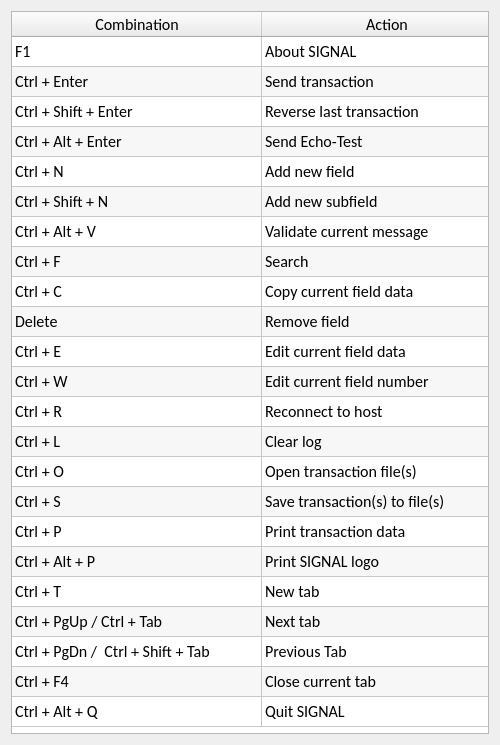
Old version of the form common/gui/forms/hotkeys.ui in the repository FedorIvanov37/sv-terminal.
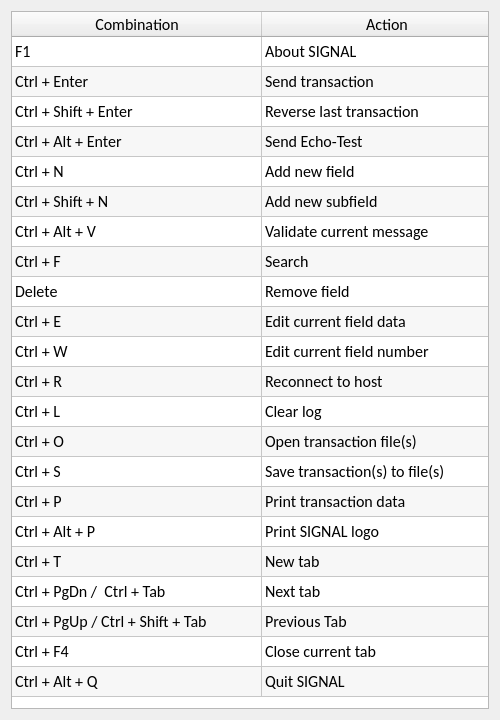
New version of the form.

Commit message: Hotkeys correction in doc and hint window, small update of the doc

What changed in the file:
```diff
--- a/common/gui/forms/hotkeys.ui
+++ b/common/gui/forms/hotkeys.ui
@@ -7,7 +7,7 @@
     <x>0</x>
     <y>0</y>
     <width>500</width>
-    <height>745</height>
+    <height>720</height>
    </rect>
   </property>
   <property name="sizePolicy">
@@ -19,13 +19,13 @@
   <property name="minimumSize">
    <size>
     <width>500</width>
-    <height>745</height>
+    <height>720</height>
    </size>
   </property>
   <property name="maximumSize">
    <size>
     <width>500</width>
-    <height>745</height>
+    <height>720</height>
    </size>
   </property>
   <property name="windowTitle">
@@ -140,11 +140,6 @@
        <string>Ctrl + F</string>
       </property>
      </row>
-     <row>
-      <property name="text">
-       <string>Ctrl + C</string>
-      </property>
-     </row>
      <row>
       <property name="text">
        <string>Delete</string>
@@ -307,150 +302,140 @@
      </item>
      <item row="8" column="0">
       <property name="text">
-       <string>Ctrl + C</string>
+       <string>Delete</string>
       </property>
      </item>
      <item row="8" column="1">
       <property name="text">
-       <string>Copy current field data</string>
+       <string>Remove field</string>
       </property>
      </item>
      <item row="9" column="0">
       <property name="text">
-       <string>Delete</string>
+       <string>Ctrl + E</string>
       </property>
      </item>
      <item row="9" column="1">
       <property name="text">
-       <string>Remove field</string>
+       <string>Edit current field data</string>
       </property>
      </item>
      <item row="10" column="0">
       <property name="text">
-       <string>Ctrl + E</string>
+       <string>Ctrl + W</string>
       </property>
      </item>
      <item row="10" column="1">
       <property name="text">
-       <string>Edit current field data</string>
+       <string>Edit current field number</string>
       </property>
      </item>
      <item row="11" column="0">
       <property name="text">
-       <string>Ctrl + W</string>
+       <string>Ctrl + R</string>
       </property>
      </item>
      <item row="11" column="1">
       <property name="text">
-       <string>Edit current field number</string>
+       <string>Reconnect to host</string>
       </property>
      </item>
      <item row="12" column="0">
       <property name="text">
-       <string>Ctrl + R</string>
+       <string>Ctrl + L</string>
       </property>
      </item>
      <item row="12" column="1">
       <property name="text">
-       <string>Reconnect to host</string>
+       <string>Clear log</string>
       </property>
      </item>
      <item row="13" column="0">
       <property name="text">
-       <string>Ctrl + L</string>
+       <string>Ctrl + O</string>
       </property>
      </item>
      <item row="13" column="1">
       <property name="text">
-       <string>Clear log</string>
+       <string>Open transaction file(s)</string>
       </property>
      </item>
      <item row="14" column="0">
       <property name="text">
-       <string>Ctrl + O</string>
+       <string>Ctrl + S</string>
       </property>
      </item>
      <item row="14" column="1">
       <property name="text">
-       <string>Open transaction file(s)</string>
+       <string>Save transaction(s) to file(s)</string>
       </property>
      </item>
      <item row="15" column="0">
       <property name="text">
-       <string>Ctrl + S</string>
+       <string>Ctrl + P</string>
       </property>
      </item>
      <item row="15" column="1">
       <property name="text">
-       <string>Save transaction(s) to file(s)</string>
+       <string>Print transaction data</string>
       </property>
      </item>
      <item row="16" column="0">
       <property name="text">
-       <string>Ctrl + P</string>
+       <string>Ctrl + Alt + P</string>
       </property>
      </item>
      <item row="16" column="1">
       <property name="text">
-       <string>Print transaction data</string>
+       <string>Print SIGNAL logo</string>
       </property>
      </item>
      <item row="17" column="0">
       <property name="text">
-       <string>Ctrl + Alt + P</string>
+       <string>Ctrl + T</string>
       </property>
      </item>
      <item row="17" column="1">
       <property name="text">
-       <string>Print SIGNAL logo</string>
+       <string>New tab</string>
       </property>
      </item>
      <item row="18" column="0">
       <property name="text">
-       <string>Ctrl + T</string>
+       <string>Ctrl + PgDn /  Ctrl + Tab</string>
       </property>
      </item>
      <item row="18" column="1">
       <property name="text">
-       <string>New tab</string>
+       <string>Next tab</string>
       </property>
      </item>
      <item row="19" column="0">
       <property name="text">
-       <string>Ctrl + PgUp / Ctrl + Tab</string>
+       <string>Ctrl + PgUp / Ctrl + Shift + Tab</string>
       </property>
      </item>
      <item row="19" column="1">
       <property name="text">
-       <string>Next tab</string>
+       <string>Previous Tab</string>
       </property>
      </item>
      <item row="20" column="0">
       <property name="text">
-       <string>Ctrl + PgDn /  Ctrl + Shift + Tab</string>
+       <string>Ctrl + F4</string>
       </property>
      </item>
      <item row="20" column="1">
       <property name="text">
-       <string>Previous Tab</string>
+       <string>Close current tab</string>
       </property>
      </item>
      <item row="21" column="0">
       <property name="text">
-       <string>Ctrl + F4</string>
+       <string>Ctrl + Alt + Q</string>
       </property>
      </item>
      <item row="21" column="1">
-      <property name="text">
-       <string>Close current tab</string>
-      </property>
-     </item>
-     <item row="22" column="0">
-      <property name="text">
-       <string>Ctrl + Alt + Q</string>
-      </property>
-     </item>
-     <item row="22" column="1">
       <property name="text">
        <string>Quit SIGNAL</string>
       </property>
```
The commit also changes 3 other files.
